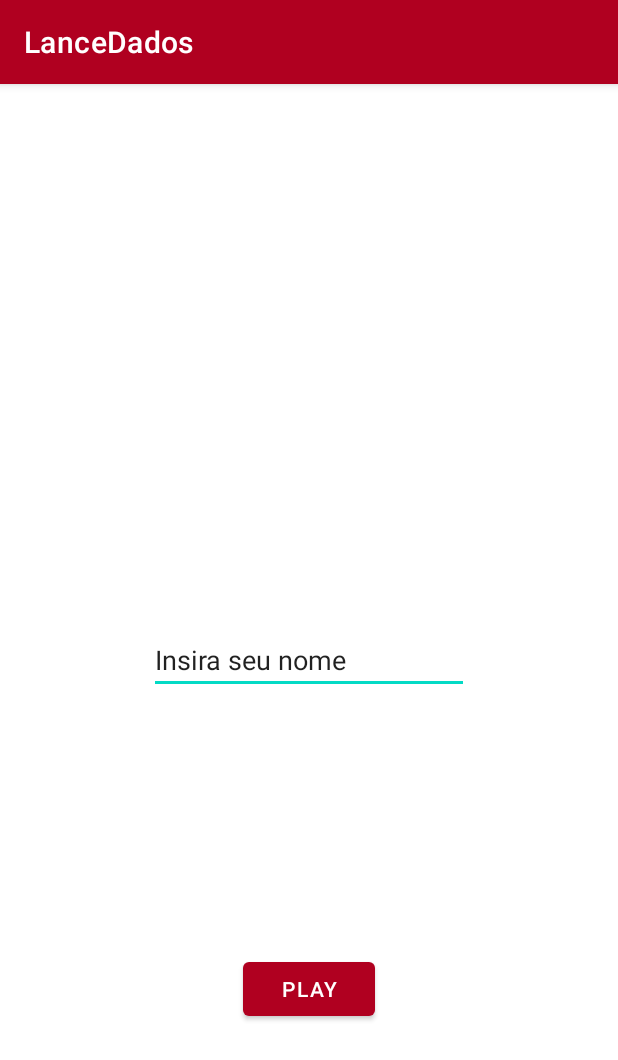
After one commit to LoPhine/LancarDados, an Android app: the CadastroActivity screen opened directly, with no data from a screen before it, on a phone screen of 412 x 824 dp. The commit adds this screen. Shown: the top 1060 px of the screen. Run offline under Robolectric (Android 15) with nearby library versions, the phone set to English and light mode, and no system bars.

Commit message:
Adiciona tela de registro

```diff
--- a/app/src/main/AndroidManifest.xml
+++ b/app/src/main/AndroidManifest.xml
@@ -9,6 +9,7 @@
         android:roundIcon="@mipmap/ic_launcher_round"
         android:supportsRtl="true"
         android:theme="@style/Theme.LanceDados">
+        <activity android:name=".CadastroActivity"></activity>
         <activity android:name=".MainActivity">
             <intent-filter>
                 <action android:name="android.intent.action.MAIN" />
--- /dev/null
+++ b/app/src/main/java/com/example/lancedados/CadastroActivity.kt
@@ -0,0 +1,11 @@
+package com.example.lancedados
+
+import androidx.appcompat.app.AppCompatActivity
+import android.os.Bundle
+
+class CadastroActivity : AppCompatActivity() {
+    override fun onCreate(savedInstanceState: Bundle?) {
+        super.onCreate(savedInstanceState)
+        setContentView(R.layout.activity_cadastro)
+    }
+}
--- a/app/src/main/java/com/example/lancedados/MainActivity.kt
+++ b/app/src/main/java/com/example/lancedados/MainActivity.kt
@@ -5,6 +5,7 @@ import android.os.Bundle
 import android.widget.Button
 import android.widget.ImageView
 import android.widget.TextView
+import android.widget.Toast
 
 class MainActivity : AppCompatActivity() {
     override fun onCreate(savedInstanceState: Bundle?) {
@@ -23,6 +24,7 @@ class MainActivity : AppCompatActivity() {
         }
     }
 
+
     fun escolherImg(numero: Int): Int {
         return when(numero){
             1 -> R.drawable.dice_1
--- /dev/null
+++ b/app/src/main/res/layout/activity_cadastro.xml
@@ -0,0 +1,32 @@
+<?xml version="1.0" encoding="utf-8"?>
+<androidx.constraintlayout.widget.ConstraintLayout xmlns:android="http://schemas.android.com/apk/res/android"
+    xmlns:app="http://schemas.android.com/apk/res-auto"
+    xmlns:tools="http://schemas.android.com/tools"
+    android:layout_width="match_parent"
+    android:layout_height="match_parent"
+    tools:context=".CadastroActivity">
+
+    <Button
+        android:id="@+id/playButton"
+        android:layout_width="wrap_content"
+        android:layout_height="wrap_content"
+        android:layout_marginTop="31dp"
+        android:text="@string/play_button_label"
+        app:layout_constraintBottom_toBottomOf="parent"
+        app:layout_constraintEnd_toEndOf="parent"
+        app:layout_constraintStart_toStartOf="parent"
+        app:layout_constraintTop_toBottomOf="@+id/NameImputText" />
+
+    <EditText
+        android:id="@+id/NameImputText"
+        android:layout_width="wrap_content"
+        android:layout_height="wrap_content"
+        android:ems="10"
+        android:inputType="textPersonName"
+        android:text="@string/register_input_name"
+        app:layout_constraintBottom_toBottomOf="parent"
+        app:layout_constraintEnd_toEndOf="parent"
+        app:layout_constraintHorizontal_bias="0.5"
+        app:layout_constraintStart_toStartOf="parent"
+        app:layout_constraintTop_toTopOf="parent" />
+</androidx.constraintlayout.widget.ConstraintLayout>
--- a/app/src/main/res/values/strings.xml
+++ b/app/src/main/res/values/strings.xml
@@ -3,4 +3,6 @@
     <string name="etiqueta_botao_lancar_dados">Lançar Dados</string>
     <string name="etiqueta_dado_2">Valor dado 2</string>
     <string name="etiqueta_dado_1">Valor dado 1</string>
+    <string name="register_input_name">Insira seu nome</string>
+    <string name="play_button_label">Play</string>
 </resources>
```
